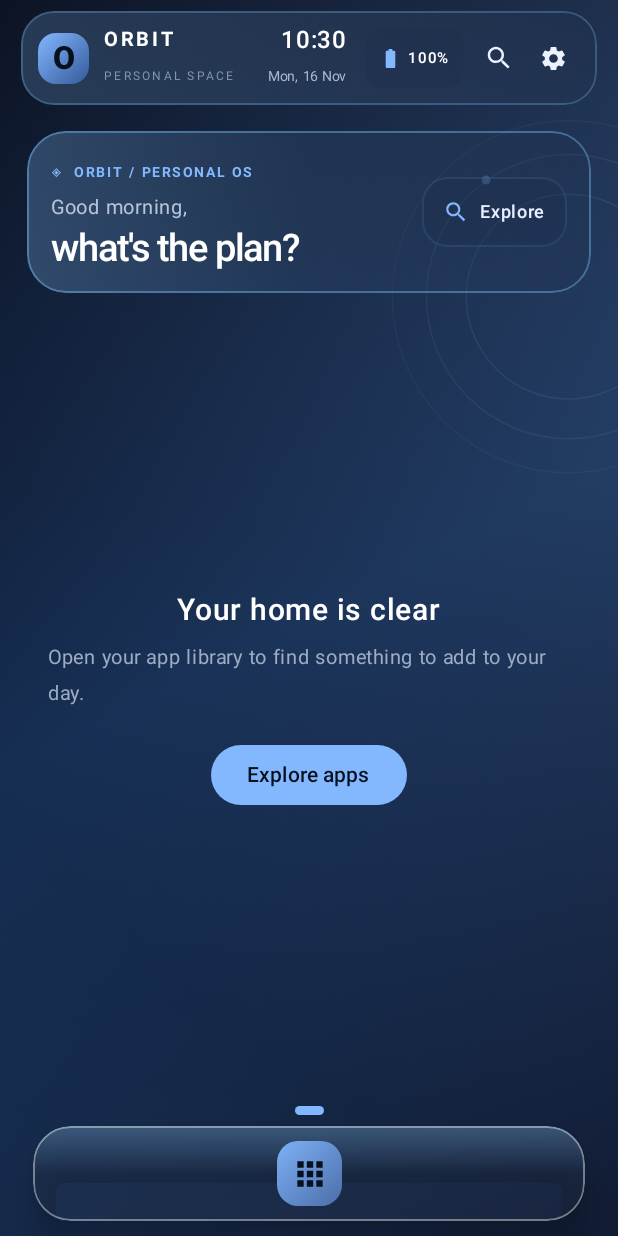
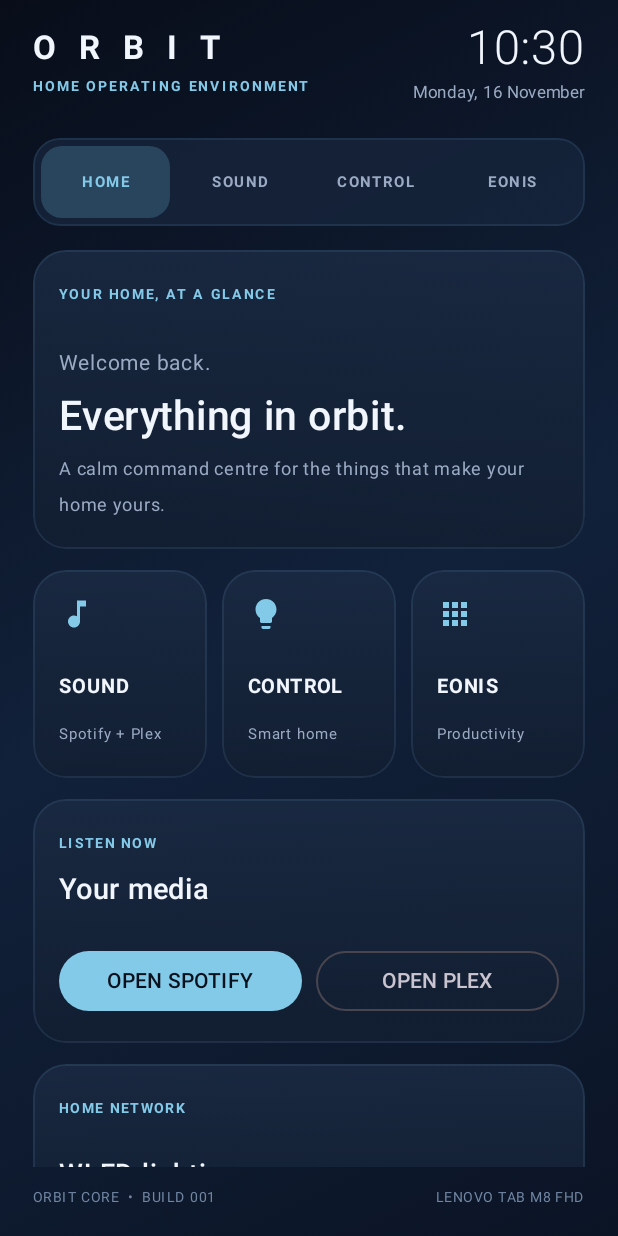
Before and after one commit to ahadriel/hadriel_ashwin, an Android app built with Jetpack Compose: the screen it shows after launch (MainActivity), on a phone screen of 412 x 824 dp. Run offline under Robolectric (Android 15) with nearby library versions, the phone set to English and light mode, and no system bars.

Commit message:
Start ORBIT Home OS foundation for Lenovo Tab M8

```diff
--- a/android-launcher/app/src/main/AndroidManifest.xml
+++ b/android-launcher/app/src/main/AndroidManifest.xml
@@ -1,12 +1,13 @@
 <?xml version="1.0" encoding="utf-8"?>
 <manifest xmlns:android="http://schemas.android.com/apk/res/android">
+    <uses-permission android:name="android.permission.INTERNET" />
     <uses-permission android:name="android.permission.QUERY_ALL_PACKAGES" />
-
     <application
         android:allowBackup="true"
         android:icon="@mipmap/ic_launcher"
-        android:label="ORBIT Launcher"
+        android:label="ORBIT Home OS"
         android:supportsRtl="true"
+        android:usesCleartextTraffic="true"
         android:theme="@android:style/Theme.Material.NoActionBar">
         <activity
             android:name=".MainActivity"
--- /dev/null
+++ b/android-launcher/app/src/main/java/com/hadriel/macoslauncher/HomeOs.kt
@@ -0,0 +1,406 @@
+package com.hadriel.macoslauncher
+
+import android.content.Context
+import android.content.Intent
+import android.widget.Toast
+import androidx.compose.foundation.background
+import androidx.compose.foundation.border
+import androidx.compose.foundation.clickable
+import androidx.compose.foundation.layout.*
+import androidx.compose.foundation.rememberScrollState
+import androidx.compose.foundation.shape.CircleShape
+import androidx.compose.foundation.shape.RoundedCornerShape
+import androidx.compose.foundation.verticalScroll
+import androidx.compose.material.icons.Icons
+import androidx.compose.material.icons.filled.Apps
+import androidx.compose.material.icons.filled.Lightbulb
+import androidx.compose.material.icons.filled.MusicNote
+import androidx.compose.material.icons.filled.OpenInNew
+import androidx.compose.material.icons.filled.PowerSettingsNew
+import androidx.compose.material.icons.filled.Refresh
+import androidx.compose.material3.*
+import androidx.compose.runtime.*
+import androidx.compose.ui.Alignment
+import androidx.compose.ui.Modifier
+import androidx.compose.ui.draw.clip
+import androidx.compose.ui.graphics.Brush
+import androidx.compose.ui.graphics.Color
+import androidx.compose.ui.platform.LocalContext
+import androidx.compose.ui.text.font.FontWeight
+import androidx.compose.ui.text.style.TextOverflow
+import androidx.compose.ui.unit.dp
+import androidx.compose.ui.unit.sp
+import kotlinx.coroutines.Dispatchers
+import kotlinx.coroutines.delay
+import kotlinx.coroutines.launch
+import kotlinx.coroutines.withContext
+import java.net.HttpURLConnection
+import java.net.URL
+import java.text.SimpleDateFormat
+import java.util.Date
+import java.util.Locale
+
+private val OrbitBg = Color(0xFF080D19)
+private val OrbitPanel = Color(0xFF17263D)
+private val OrbitAccent = Color(0xFF83C9E8)
+private val OrbitText = Color(0xFFF1F5FC)
+private val OrbitMuted = Color(0xFF9AAAC2)
+
+private enum class OrbitPage(val label: String) {
+    HOME("HOME"), SOUND("SOUND"), CONTROL("CONTROL"), EONIS("EONIS")
+}
+
+@Composable
+fun OrbitHomeOs() {
+    val context = LocalContext.current
+    val scope = rememberCoroutineScope()
+    var page by remember { mutableStateOf(OrbitPage.HOME) }
+    var clock by remember { mutableStateOf("") }
+    var date by remember { mutableStateOf("") }
+    var wledHost by remember {
+        mutableStateOf(context.getSharedPreferences("orbit_home_os", Context.MODE_PRIVATE).getString("wled_host", "") ?: "")
+    }
+    var wledOnline by remember { mutableStateOf<Boolean?>(null) }
+    var wledBusy by remember { mutableStateOf(false) }
+    var wledMessage by remember { mutableStateOf("Add your WLED device address to connect it.") }
+
+    LaunchedEffect(Unit) {
+        while (true) {
+            val now = Date()
+            clock = SimpleDateFormat("h:mm", Locale.getDefault()).format(now)
+            date = SimpleDateFormat("EEEE, d MMMM", Locale.getDefault()).format(now)
+            delay(30_000)
+        }
+    }
+
+    MaterialTheme(colorScheme = darkColorScheme(
+        primary = OrbitAccent,
+        secondary = Color(0xFF9BE4D7),
+        background = OrbitBg,
+        surface = OrbitPanel,
+        onPrimary = Color(0xFF07111D),
+        onBackground = OrbitText,
+        onSurface = OrbitText
+    )) {
+        Box(
+            Modifier.fillMaxSize().background(
+                Brush.linearGradient(listOf(Color(0xFF080D19), Color(0xFF11213A), Color(0xFF0B1425)))
+            )
+        ) {
+            Column(
+                Modifier.fillMaxSize().statusBarsPadding().navigationBarsPadding()
+                    .padding(horizontal = 22.dp, vertical = 14.dp)
+            ) {
+                Row(verticalAlignment = Alignment.CenterVertically) {
+                    Column(Modifier.weight(1f)) {
+                        Text("O R B I T", color = OrbitText, fontSize = 22.sp, fontWeight = FontWeight.Bold, letterSpacing = 5.sp)
+                        Text("HOME OPERATING ENVIRONMENT", color = OrbitAccent, fontSize = 9.sp, fontWeight = FontWeight.Bold, letterSpacing = 2.sp)
+                    }
+                    Column(horizontalAlignment = Alignment.End) {
+                        Text(clock, color = OrbitText, fontSize = 31.sp, fontWeight = FontWeight.Light)
+                        Text(date, color = OrbitMuted, fontSize = 11.sp)
+                    }
+                }
+
+                Spacer(Modifier.height(18.dp))
+                Row(
+                    Modifier.fillMaxWidth().clip(RoundedCornerShape(18.dp))
+                        .background(Color(0xAA182840)).border(1.dp, Color(0x334D789B), RoundedCornerShape(18.dp))
+                        .padding(5.dp),
+                    horizontalArrangement = Arrangement.spacedBy(4.dp)
+                ) {
+                    OrbitPage.values().forEach { item ->
+                        val selected = page == item
+                        Box(
+                            Modifier.weight(1f).clip(RoundedCornerShape(14.dp))
+                                .background(if (selected) Color(0xFF29445D) else Color.Transparent)
+                                .clickable { page = item }.padding(vertical = 12.dp),
+                            contentAlignment = Alignment.Center
+                        ) {
+                            Text(item.label, color = if (selected) OrbitAccent else OrbitMuted, fontSize = 10.sp, fontWeight = FontWeight.Bold, letterSpacing = 1.sp)
+                        }
+                    }
+                }
+
+                Spacer(Modifier.height(16.dp))
+                Column(Modifier.weight(1f).fillMaxWidth().verticalScroll(rememberScrollState())) {
+                    when (page) {
+                        OrbitPage.HOME -> HomeDashboard(
+                            wledOnline = wledOnline,
+                            onSound = { page = OrbitPage.SOUND },
+                            onControl = { page = OrbitPage.CONTROL },
+                            onEonis = { page = OrbitPage.EONIS },
+                            onSpotify = { launchKnownApp(context, "com.spotify.music", "Spotify") },
+                            onPlex = { launchKnownApp(context, "com.plexapp.android", "Plex") }
+                        )
+                        OrbitPage.SOUND -> SoundPage(
+                            onSpotify = { launchKnownApp(context, "com.spotify.music", "Spotify") },
+                            onPlex = { launchKnownApp(context, "com.plexapp.android", "Plex") }
+                        )
+                        OrbitPage.CONTROL -> ControlPage(
+                            host = wledHost,
+                            onHostChange = { wledHost = it },
+                            online = wledOnline == true,
+                            busy = wledBusy,
+                            message = wledMessage,
+                            onSave = {
+                                context.getSharedPreferences("orbit_home_os", Context.MODE_PRIVATE)
+                                    .edit().putString("wled_host", wledHost.trim()).apply()
+                                wledMessage = "WLED address saved on this tablet."
+                            },
+                            onTest = {
+                                wledBusy = true
+                                scope.launch {
+                                    val result = withContext(Dispatchers.IO) { WledClient.setPower(wledHost, null) }
+                                    wledOnline = result.first
+                                    wledMessage = result.second
+                                    wledBusy = false
+                                }
+                            },
+                            onPower = { enabled ->
+                                wledBusy = true
+                                scope.launch {
+                                    val result = withContext(Dispatchers.IO) { WledClient.setPower(wledHost, enabled) }
+                                    wledOnline = result.first
+                                    wledMessage = result.second
+                                    wledBusy = false
+                                }
+                            }
+                        )
+                        OrbitPage.EONIS -> EonisPage { launchAppByLabel(context, "eonis") }
+                    }
+                }
+
+                Spacer(Modifier.height(8.dp))
+                Row(Modifier.fillMaxWidth(), horizontalArrangement = Arrangement.SpaceBetween) {
+                    Text("ORBIT CORE  •  BUILD 001", color = Color(0xFF7186A3), fontSize = 9.sp, letterSpacing = 1.sp)
+                    Text("LENOVO TAB M8 FHD", color = Color(0xFF7186A3), fontSize = 9.sp, letterSpacing = 1.sp)
+                }
+            }
+        }
+    }
+}
+
+@Composable
+private fun HomeDashboard(
+    wledOnline: Boolean?,
+    onSound: () -> Unit,
+    onControl: () -> Unit,
+    onEonis: () -> Unit,
+    onSpotify: () -> Unit,
+    onPlex: () -> Unit
+) {
+    Column(verticalArrangement = Arrangement.spacedBy(14.dp)) {
+        Panel {
+            Text("YOUR HOME, AT A GLANCE", color = OrbitAccent, fontSize = 9.sp, fontWeight = FontWeight.Bold, letterSpacing = 1.8.sp)
+            Spacer(Modifier.height(7.dp))
+            Text("Welcome back.", color = OrbitMuted, fontSize = 14.sp)
+            Text("Everything in orbit.", color = OrbitText, fontSize = 27.sp, fontWeight = FontWeight.SemiBold)
+            Text("A calm command centre for the things that make your home yours.", color = OrbitMuted, fontSize = 12.sp)
+        }
+        Row(horizontalArrangement = Arrangement.spacedBy(10.dp)) {
+            ModuleCard(Modifier.weight(1f), "SOUND", "Spotify + Plex", { Icon(Icons.Default.MusicNote, null, tint = OrbitAccent) }, onSound)
+            ModuleCard(Modifier.weight(1f), "CONTROL", if (wledOnline == true) "WLED connected" else "Smart home", { Icon(Icons.Default.Lightbulb, null, tint = OrbitAccent) }, onControl)
+            ModuleCard(Modifier.weight(1f), "EONIS", "Productivity", { Icon(Icons.Default.Apps, null, tint = OrbitAccent) }, onEonis)
+        }
+        Panel {
+            Text("LISTEN NOW", color = OrbitAccent, fontSize = 9.sp, fontWeight = FontWeight.Bold, letterSpacing = 1.6.sp)
+            Text("Your media", color = OrbitText, fontSize = 19.sp, fontWeight = FontWeight.SemiBold)
+            Spacer(Modifier.height(10.dp))
+            Row(horizontalArrangement = Arrangement.spacedBy(9.dp)) {
+                Button(onClick = onSpotify, modifier = Modifier.weight(1f)) { Text("OPEN SPOTIFY") }
+                OutlinedButton(onClick = onPlex, modifier = Modifier.weight(1f)) { Text("OPEN PLEX") }
+            }
+        }
+        Panel {
+            Text("HOME NETWORK", color = OrbitAccent, fontSize = 9.sp, fontWeight = FontWeight.Bold, letterSpacing = 1.6.sp)
+            Spacer(Modifier.height(5.dp))
+            Text("WLED lighting", color = OrbitText, fontSize = 18.sp, fontWeight = FontWeight.SemiBold)
+            Text(
+                when (wledOnline) {
+                    true -> "Your WLED controller responded."
+                    false -> "Not connected yet."
+                    null -> "Connection has not been checked."
+                },
+                color = OrbitMuted, fontSize = 11.sp
+            )
+        }
+    }
+}
+
+@Composable
+private fun SoundPage(onSpotify: () -> Unit, onPlex: () -> Unit) {
+    Column(verticalArrangement = Arrangement.spacedBy(14.dp)) {
+        PageHeading("ORBIT SOUND", "One place to reach your music and media.")
+        ModuleCard(Modifier.fillMaxWidth(), "SPOTIFY", "Open Spotify on this tablet", { Icon(Icons.Default.MusicNote, null, tint = OrbitAccent) }, onSpotify)
+        ModuleCard(Modifier.fillMaxWidth(), "PLEX", "Browse your personal media library", { Icon(Icons.Default.OpenInNew, null, tint = OrbitAccent) }, onPlex)
+        Panel {
+            Text("INTEGRATION STATUS", color = OrbitAccent, fontSize = 9.sp, fontWeight = FontWeight.Bold, letterSpacing = 1.6.sp)
+            Text("Build 001 opens the installed Spotify and Plex apps. Account linking, playback state and remote queue controls will be added as separate integrations.", color = OrbitMuted, fontSize = 12.sp)
+        }
+    }
+}
+
+@Composable
+private fun ControlPage(
+    host: String,
+    onHostChange: (String) -> Unit,
+    online: Boolean,
+    busy: Boolean,
+    message: String,
+    onSave: () -> Unit,
+    onTest: () -> Unit,
+    onPower: (Boolean) -> Unit
+) {
+    Column(verticalArrangement = Arrangement.spacedBy(14.dp)) {
+        PageHeading("ORBIT CONTROL", "Direct connections to the devices in your home.")
+        Panel {
+            Text("WLED LIGHTING", color = OrbitAccent, fontSize = 9.sp, fontWeight = FontWeight.Bold, letterSpacing = 1.6.sp)
+            Text("LED controller", color = OrbitText, fontSize = 20.sp, fontWeight = FontWeight.SemiBold)
+            OutlinedTextField(
+                value = host,
+                onValueChange = onHostChange,
+                modifier = Modifier.fillMaxWidth(),
+                singleLine = true,
+                label = { Text("WLED IP address or host") },
+                placeholder = { Text("192.168.1.50") },
+                colors = OutlinedTextFieldDefaults.colors(
+                    focusedTextColor = OrbitText, unfocusedTextColor = OrbitText,
+                    focusedBorderColor = OrbitAccent, unfocusedBorderColor = Color(0xFF40536D),
+                    focusedLabelColor = OrbitAccent, unfocusedLabelColor = OrbitMuted, cursorColor = OrbitAccent
+                )
+            )
+            Spacer(Modifier.height(8.dp))
+            Row(horizontalArrangement = Arrangement.spacedBy(8.dp)) {
+                OutlinedButton(onClick = onSave, modifier = Modifier.weight(1f)) { Text("SAVE ADDRESS") }
+                Button(onClick = onTest, enabled = !busy, modifier = Modifier.weight(1f)) {
+                    if (busy) CircularProgressIndicator(Modifier.size(16.dp), strokeWidth = 2.dp)
+                    else Icon(Icons.Default.Refresh, null, Modifier.size(16.dp))
+                    Spacer(Modifier.width(6.dp))
+                    Text("TEST")
+                }
+            }
+            Text(if (online) "WLED ONLINE" else message, color = if (online) Color(0xFF83D9B8) else OrbitMuted, fontSize = 11.sp)
+            Spacer(Modifier.height(8.dp))
+            Row(horizontalArrangement = Arrangement.spacedBy(10.dp)) {
+                Button(onClick = { onPower(true) }, enabled = !busy && host.isNotBlank(), modifier = Modifier.weight(1f)) {
+                    Icon(Icons.Default.PowerSettingsNew, null, Modifier.size(17.dp))
+                    Spacer(Modifier.width(5.dp))
+                    Text("LIGHTS ON")
+                }
+                OutlinedButton(onClick = { onPower(false) }, enabled = !busy && host.isNotBlank(), modifier = Modifier.weight(1f)) {
+                    Text("LIGHTS OFF")
+                }
+            }
+        }
+        Panel {
+            Text("DIRECT INTEGRATIONS", color = OrbitAccent, fontSize = 9.sp, fontWeight = FontWeight.Bold, letterSpacing = 1.6.sp)
+            Text("WLED is the first live device adapter. More devices can be added independently without coupling ORBIT Core to one smart-home platform.", color = OrbitMuted, fontSize = 12.sp)
+        }
+    }
+}
+
+@Composable
+private fun EonisPage(onOpen: () -> Unit) {
+    Column(verticalArrangement = Arrangement.spacedBy(14.dp)) {
+        PageHeading("EONIS", "Your time. Your universe.")
+        Panel {
+            Text("PRODUCTIVITY, IN ORBIT", color = OrbitAccent, fontSize = 9.sp, fontWeight = FontWeight.Bold, letterSpacing = 1.6.sp)
+            Text("EONIS becomes a first-class destination in your home environment.", color = OrbitText, fontSize = 21.sp, fontWeight = FontWeight.SemiBold)
+            Text("Build 001 looks for the installed EONIS app and opens it. A secure tasks, calendar and reminders bridge will follow once the EONIS app interface is confirmed.", color = OrbitMuted, fontSize = 12.sp)
+            Button(onClick = onOpen, modifier = Modifier.fillMaxWidth()) {
+                Icon(Icons.Default.OpenInNew, null, Modifier.size(17.dp))
+                Spacer(Modifier.width(7.dp))
+                Text("OPEN EONIS")
+            }
+        }
+    }
+}
+
+@Composable
+private fun PageHeading(title: String, subtitle: String) {
+    Column(verticalArrangement = Arrangement.spacedBy(5.dp)) {
+        Text(title, color = OrbitAccent, fontSize = 10.sp, fontWeight = FontWeight.Bold, letterSpacing = 2.sp)
+        Text(subtitle, color = OrbitText, fontSize = 22.sp, fontWeight = FontWeight.SemiBold)
+    }
+}
+
+@Composable
+private fun ModuleCard(
+    modifier: Modifier = Modifier,
+    title: String,
+    subtitle: String,
+    icon: @Composable () -> Unit,
+    onClick: () -> Unit
+) {
+    Panel(modifier.clickable(onClick = onClick)) {
+        icon()
+        Spacer(Modifier.height(10.dp))
+        Text(title, color = OrbitText, fontSize = 13.sp, fontWeight = FontWeight.Bold, letterSpacing = 1.sp, maxLines = 1, overflow = TextOverflow.Ellipsis)
+        Text(subtitle, color = OrbitMuted, fontSize = 10.sp, maxLines = 2, overflow = TextOverflow.Ellipsis)
+    }
+}
+
+@Composable
+private fun Panel(modifier: Modifier = Modifier, content: @Composable ColumnScope.() -> Unit) {
+    Column(
+        modifier.fillMaxWidth().clip(RoundedCornerShape(22.dp))
+            .background(Brush.verticalGradient(listOf(Color(0xDD1A2A42), Color(0xCC121E31))))
+            .border(1.dp, Color(0x334F789D), RoundedCornerShape(22.dp)).padding(17.dp),
+        content = content,
+        verticalArrangement = Arrangement.spacedBy(7.dp)
+    )
+}
+
+private fun launchKnownApp(context: Context, packageName: String, label: String) {
+    val intent = context.packageManager.getLaunchIntentForPackage(packageName)
+    if (intent != null) {
+        intent.addFlags(Intent.FLAG_ACTIVITY_NEW_TASK)
+        context.startActivity(intent)
+    } else {
+        Toast.makeText(context, "$label is not installed on this tablet.", Toast.LENGTH_SHORT).show()
+    }
+}
+
+private fun launchAppByLabel(context: Context, label: String) {
+    val pm = context.packageManager
+    val match = pm.getInstalledApplications(0).firstOrNull {
+        pm.getApplicationLabel(it).toString().contains(label, ignoreCase = true) &&
+            pm.getLaunchIntentForPackage(it.packageName) != null
+    }
+    if (match != null) {
+        pm.getLaunchIntentForPackage(match.packageName)?.addFlags(Intent.FLAG_ACTIVITY_NEW_TASK)?.let(context::startActivity)
+    } else {
+        Toast.makeText(context, "EONIS is not installed or is not available to launch yet.", Toast.LENGTH_LONG).show()
+    }
+}
+
+private object WledClient {
+    fun setPower(hostInput: String, enabled: Boolean?): Pair<Boolean, String> {
+        val host = hostInput.trim().removePrefix("http://").removePrefix("https://").trimEnd('/')
+        if (host.isBlank() || host.contains("/") || host.contains(" ")) {
+            return false to "Enter a local WLED host or IP address, without a path."
+        }
+        return try {
+            val connection = (URL("http://$host/json/state").openConnection() as HttpURLConnection).apply {
+                requestMethod = "POST"
+                connectTimeout = 3500
+                readTimeout = 3500
+                doOutput = true
+                setRequestProperty("Content-Type", "application/json")
+            }
+            val payload = if (enabled == null) "{}" else "{\"on\":$enabled}"
+            connection.outputStream.use { it.write(payload.toByteArray(Charsets.UTF_8)) }
+            val code = connection.responseCode
+            connection.disconnect()
+            if (code in 200..299) {
+                if (enabled == null) true to "WLED responded successfully. Connection is ready."
+                else true to if (enabled) "WLED lights switched on." else "WLED lights switched off."
+            } else {
+                false to "WLED returned HTTP $code. Check the address and Wi-Fi connection."
+            }
+        } catch (_: Exception) {
+            false to "Could not reach WLED. Check its IP and make sure the tablet is on the same Wi-Fi."
+        }
+    }
+}
--- a/android-launcher/app/src/main/java/com/hadriel/macoslauncher/MainActivity.kt
+++ b/android-launcher/app/src/main/java/com/hadriel/macoslauncher/MainActivity.kt
@@ -115,7 +115,7 @@ class MainActivity : ComponentActivity() {
         window.navigationBarColor = android.graphics.Color.TRANSPARENT
         WindowInsetsControllerCompat(window, window.decorView).isAppearanceLightStatusBars = false
         WindowInsetsControllerCompat(window, window.decorView).isAppearanceLightNavigationBars = false
-        setContent { OrbitLauncher() }
+        setContent { OrbitHomeOs() }
     }
 }
 
```
Also changed, not shown: 1 other file.
